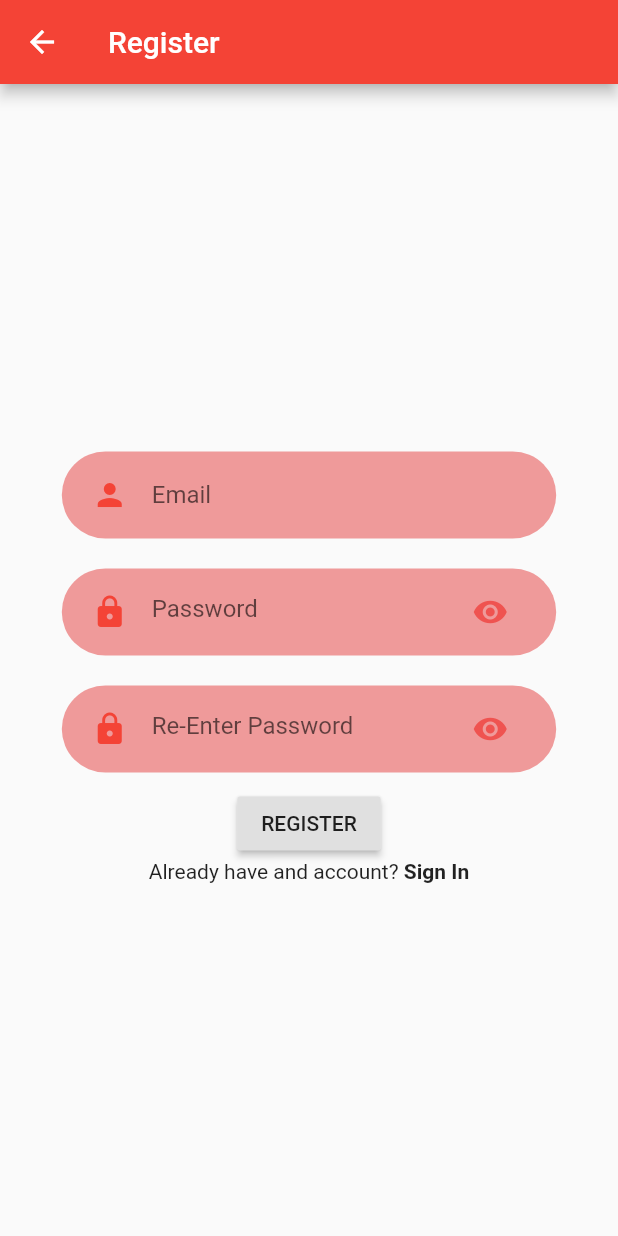
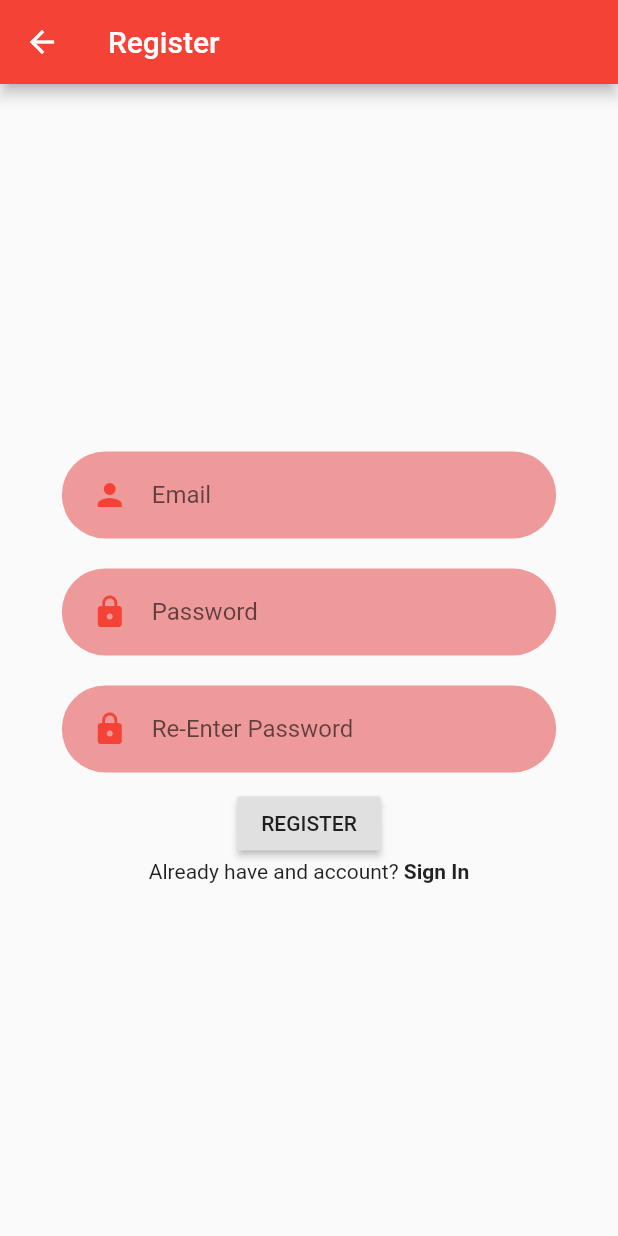
Before and after one commit to WillisYangg/CarparkLey-, a Flutter app: the RegisterPage screen opened by its route, after a tap on "REGISTER", on a phone screen of 412 x 824 dp. Run offline on Flutter 3.47's test engine with Material 2 defaults, Android fonts, the phone set to English and light mode, and no system bars; our stand-ins replace cloud_firestore, dio, firebase_auth, firebase_core, flutter_spinkit, geolocator and 3 more; missing offline and left inert: dart:ffi, flutter_google_places_hoc081098, flutter_polyline_points, google_maps_webservice, maps_launcher; accounts and stored records are empty.

Commit message:
added error messages + sign out // need to do menu next

```diff
--- a/lib/screens/home_page.dart
+++ b/lib/screens/home_page.dart
@@ -58,6 +58,7 @@ class _HomePageState extends State<HomePage> {
   void initState() {
     super.initState();
     this.getCurrentUser();
+    print(isloggedin);
   }
 
   dynamic vehicleType;
@@ -188,6 +189,27 @@ class _HomePageState extends State<HomePage> {
                 ),
               ),
               Card(
+                margin: EdgeInsets.symmetric(vertical: 10.0, horizontal: 107.0),
+                child: RaisedButton(
+                  color: Colors.red,
+                  onPressed: () {
+                    _auth.signOut();
+                  },
+                  child: Row(children: [
+                    Icon(
+                      Icons.logout,
+                      color: Colors.white,
+                    ),
+                    Text('Sign Out',
+                        style: TextStyle(
+                          color: Colors.white,
+                          fontSize: 20.0,
+                          fontWeight: FontWeight.bold,
+                        )),
+                  ]),
+                ),
+              ),
+              Card(
                 //default card color is white
                 margin: EdgeInsets.symmetric(vertical: 10.0, horizontal: 107.0),
                 child: RaisedButton(
--- a/lib/screens/login_register/register_page.dart
+++ b/lib/screens/login_register/register_page.dart
@@ -13,7 +13,35 @@ class RegisterPage extends StatefulWidget {
 
 class _RegisterPageState extends State<RegisterPage> {
   final FirebaseAuth _auth = FirebaseAuth.instance;
-  late String _email, _password;
+  late String _email, _password, _reEnterPassword;
+
+  showError(String errormessage, String title) {
+    showDialog(
+        context: context,
+        builder: (BuildContext context) {
+          return AlertDialog(
+            title: Text(title),
+            content: Text(errormessage),
+            actions: <Widget>[
+              ElevatedButton(
+                style: ButtonStyle(
+                  backgroundColor: MaterialStateProperty.resolveWith<Color>(
+                    (Set<MaterialState> states) {
+                      if (states.contains(MaterialState.pressed))
+                        return Colors.grey;
+                      return Colors.red; // Use the component's default.
+                    },
+                  ),
+                ),
+                child: Text("Try Again"),
+                onPressed: () {
+                  Navigator.of(context).pop();
+                },
+              )
+            ],
+          );
+        });
+  }
 
   @override
   Widget build(BuildContext context) {
@@ -42,22 +70,51 @@ class _RegisterPageState extends State<RegisterPage> {
               // to do
               // not done
               hintText: 'Re-Enter Password',
-              onChanged: (value) {},
+              onChanged: (value) {
+                _reEnterPassword = value;
+              },
             ),
             RaisedButton(
               onPressed: () async {
+                if (_password != _reEnterPassword) {
+                  showError('The Passwords do not match', 'Invalid Password');
+                } else {
                   try {
                     UserCredential user =
                         await _auth.createUserWithEmailAndPassword(
                             email: _email, password: _password);
+                    print('Registered');
                     if (user != null) {
                       Navigator.of(context).pushReplacement(
                           MaterialPageRoute(builder: (context) => HomePage()));
                     }
-                } catch (e) {
-                  print(e);
+                  } on FirebaseAuthException catch (e) {
+                    print(e.code);
+                    print(e.message);
+                    switch (e.code) {
+                      case "email-already-in-use":
+                        {
+                          showError('This email is already registered.',
+                              'Invalid Email');
+                          break;
                         }
-                print('Register');
+                      case "invalid-email":
+                        {
+                          showError(
+                              'Please write the email in the proper format.',
+                              'Invalid Email');
+                          break;
+                        }
+                      case "weak-password":
+                        {
+                          showError(
+                              'Please use a password with more than 6 characters.',
+                              'Weak Password');
+                          break;
+                        }
+                    }
+                  }
+                }
               },
               child: Text('REGISTER'),
             ),
--- a/lib/screens/login_register/rounded_password_field.dart
+++ b/lib/screens/login_register/rounded_password_field.dart
@@ -5,8 +5,7 @@ class RoundedPasswordField extends StatelessWidget {
   final String hintText;
   final ValueChanged<String> onChanged;
 
-  const RoundedPasswordField(
-      {required this.onChanged, required this.hintText});
+  const RoundedPasswordField({required this.onChanged, required this.hintText});
 
   @override
   Widget build(BuildContext context) {
@@ -20,10 +19,10 @@ class RoundedPasswordField extends StatelessWidget {
             Icons.lock,
             color: Colors.red,
           ),
-          suffixIcon: Icon(
-            Icons.visibility,
-            color: Colors.red.shade400,
-          ),
+          // suffixIcon: Icon(
+          //   Icons.visibility,
+          //   color: Colors.red.shade400,
+          // ),
           border: InputBorder.none,
         ),
       ),
```
Also changed, not shown: lib/screens/login_register/login_page.dart (+51 -3 lines). Lines whose indentation alone changed are shown as unchanged.
